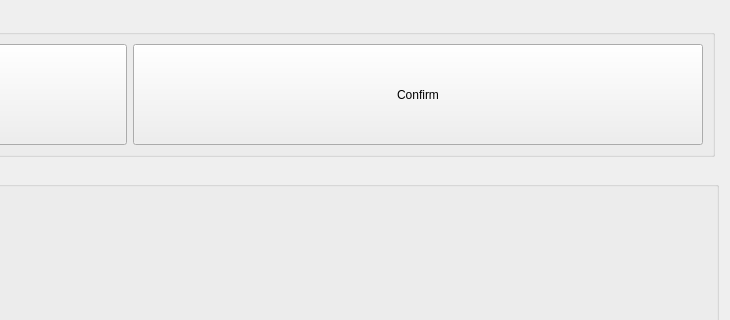
Before: the Qt Designer form penyamanager/depositwindow.ui in eguzki/penyamanager, drawn with Qt 5; both pictures show x 470 to 1200 and y 0 to 320 of the 1200 by 900 pixel window.
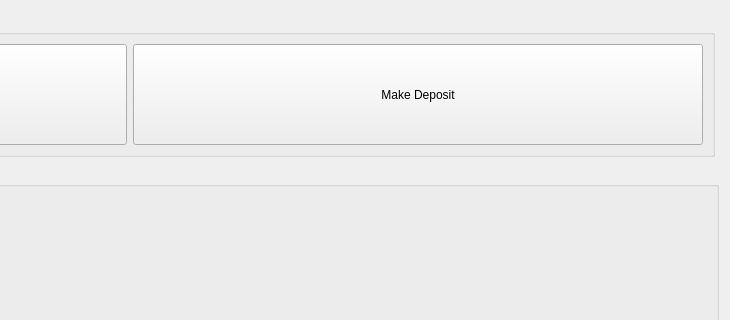
After: the same form once the commit is applied.

```diff
--- a/penyamanager/depositwindow.ui
+++ b/penyamanager/depositwindow.ui
@@ -90,7 +90,7 @@
             </sizepolicy>
            </property>
            <property name="text">
-            <string>Confirm</string>
+            <string>Make Deposit</string>
            </property>
           </widget>
          </item>
```
